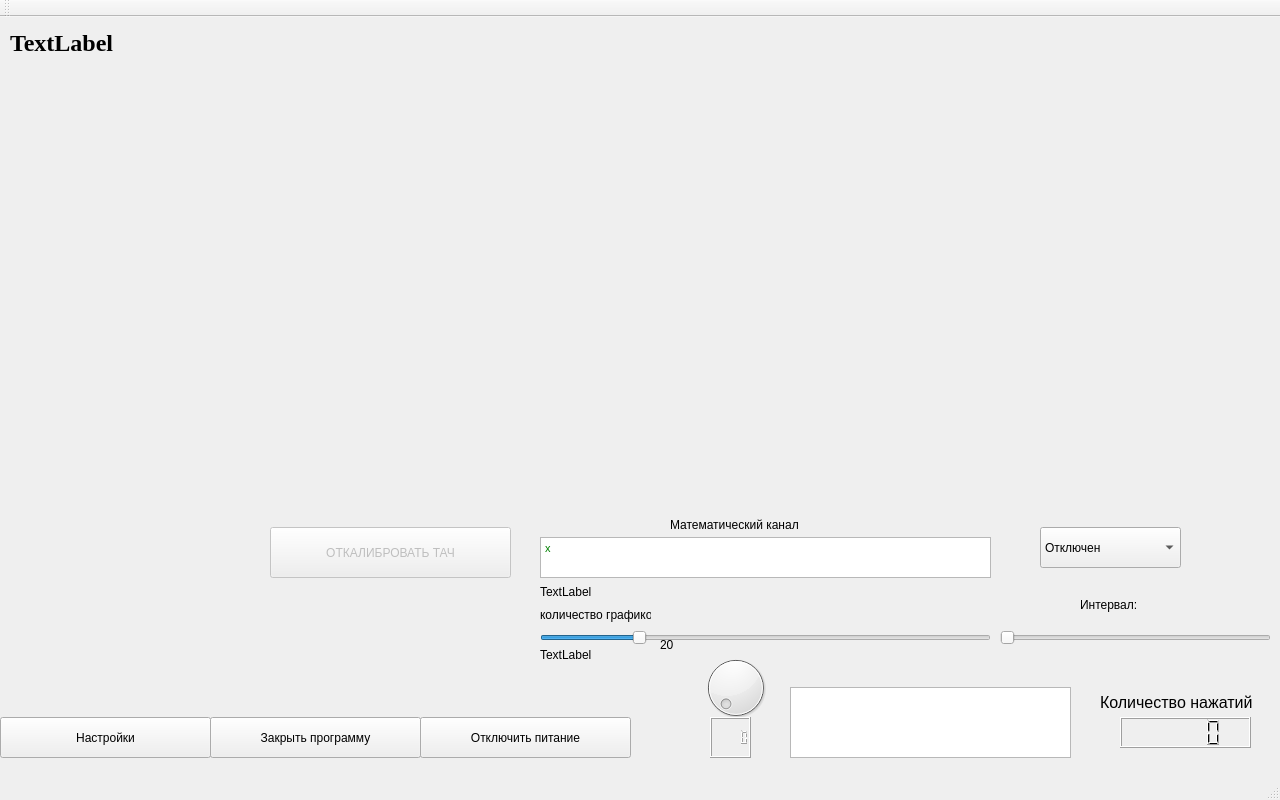
Qt form mainwindow.ui (tomyqg/topaz-m) before a commit.
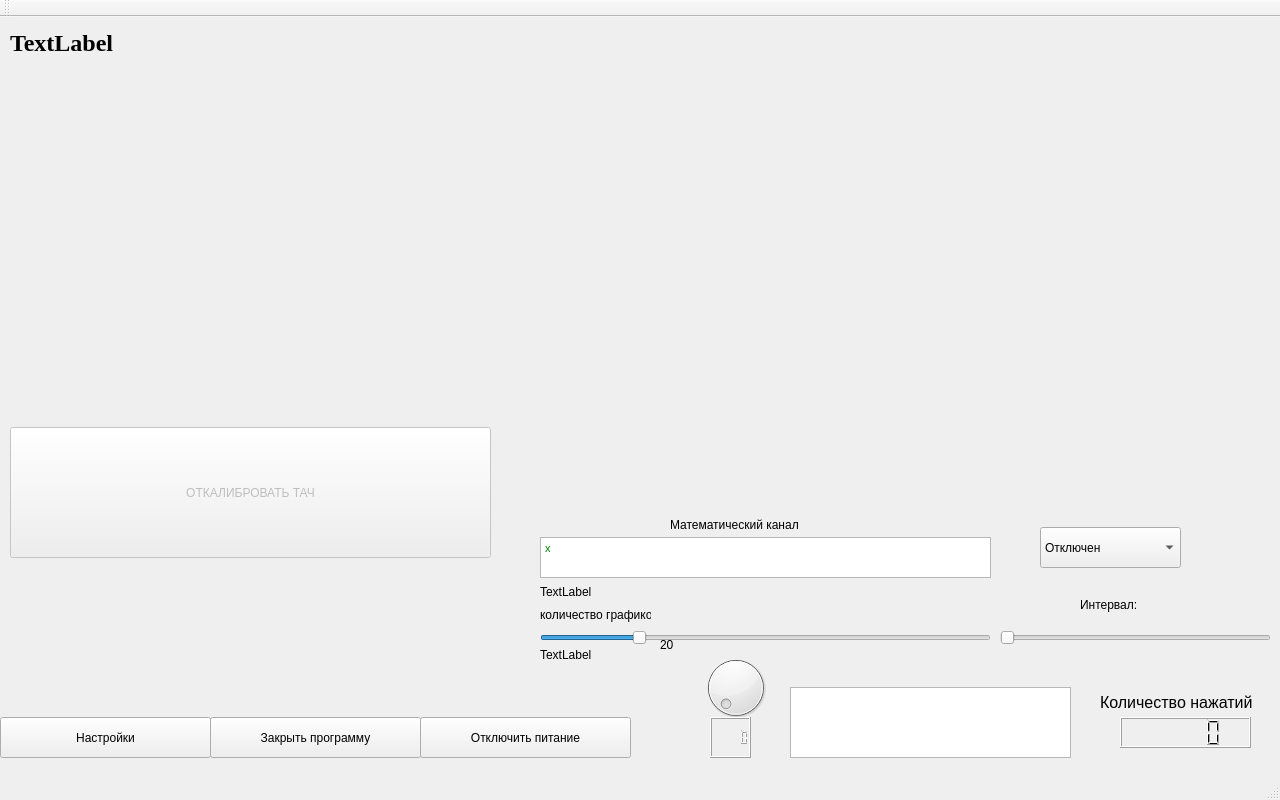
The same form after that commit. Icons and pictures are not drawn. Custom widgets are drawn as their Qt base class.

```diff
--- a/mainwindow.ui
+++ b/mainwindow.ui
@@ -440,10 +440,10 @@
     </property>
     <property name="geometry">
      <rect>
-      <x>270</x>
-      <y>510</y>
-      <width>241</width>
-      <height>51</height>
+      <x>10</x>
+      <y>410</y>
+      <width>481</width>
+      <height>131</height>
      </rect>
     </property>
     <property name="text">
```
